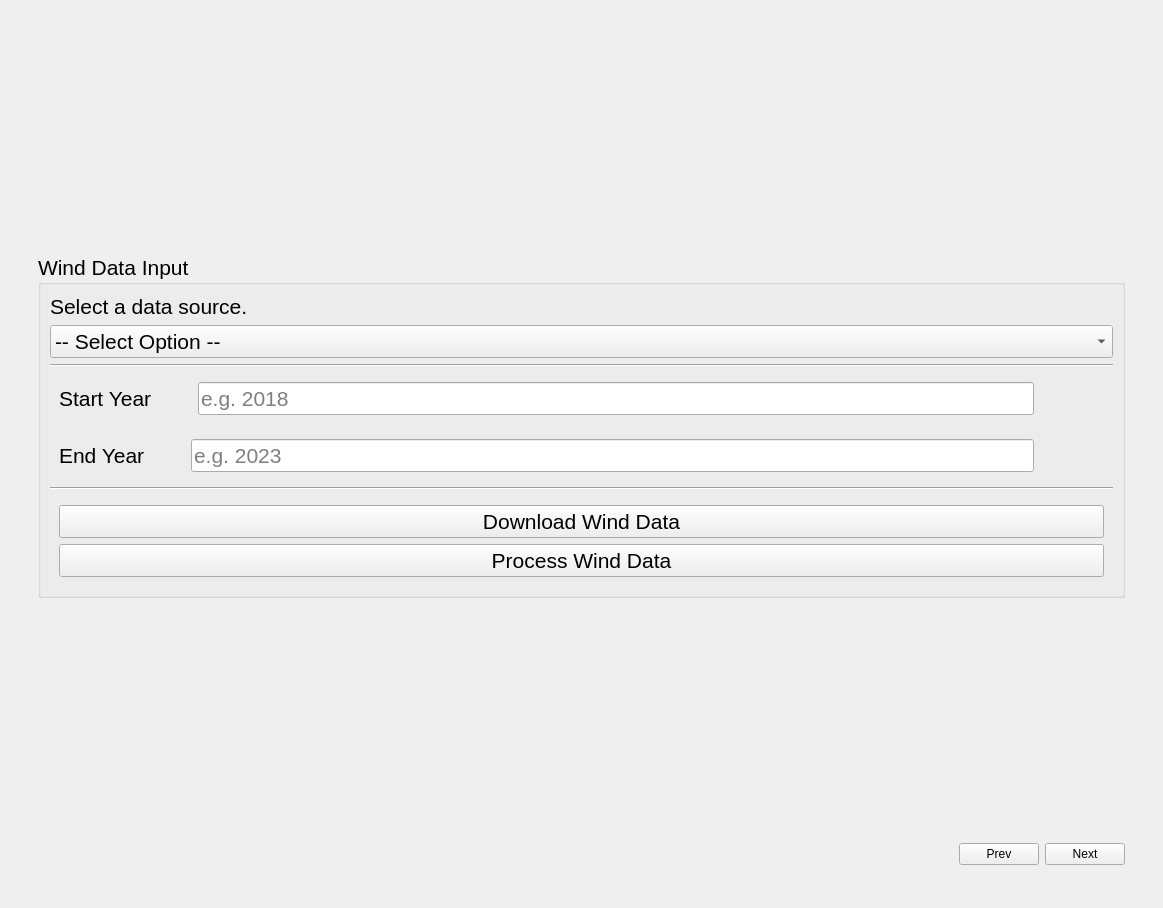
Old version of the form progress/ui/forms/wind/wind.ui in the repository sandialabs/snl-progress.
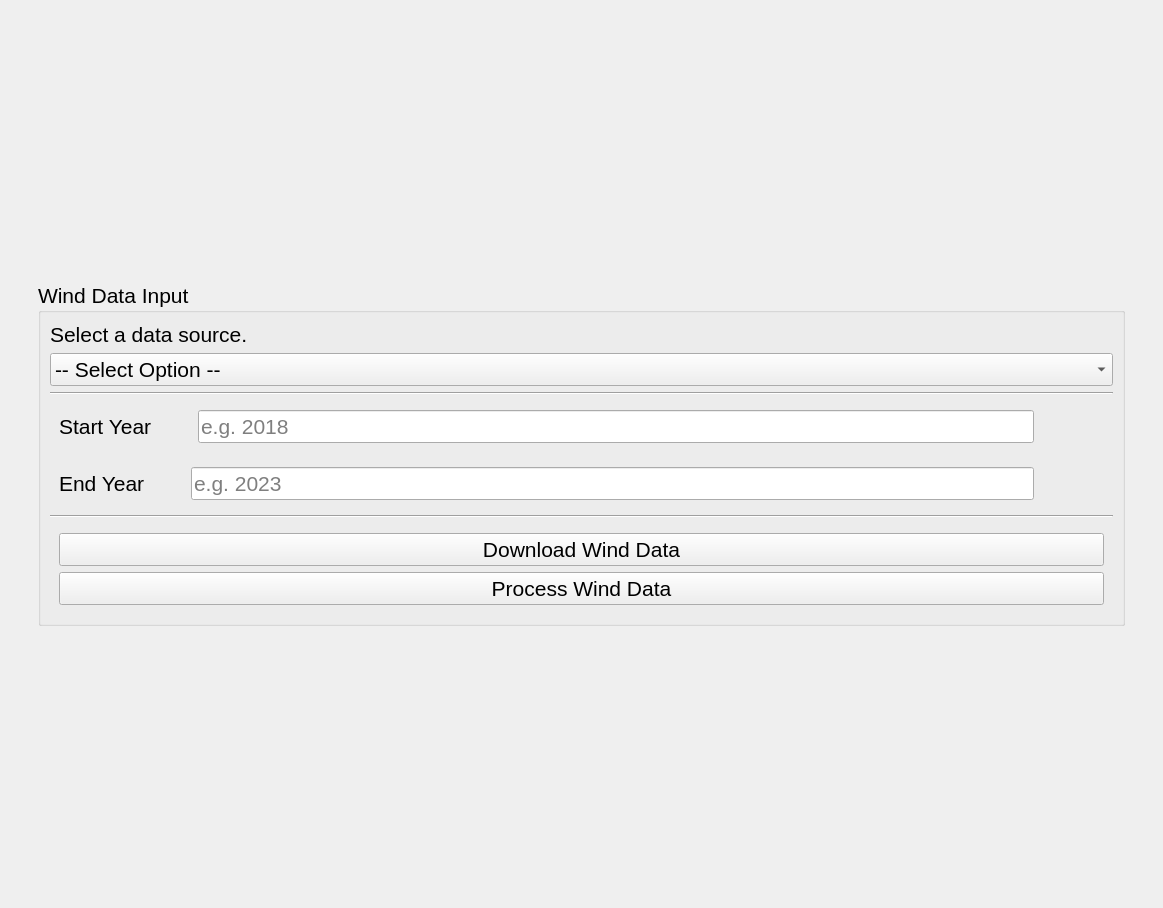
New version of the form. Icons and pictures are not drawn.

Commit message: fix: removed nav buttons made universal

```diff
--- a/progress/ui/forms/wind/wind.ui
+++ b/progress/ui/forms/wind/wind.ui
@@ -316,51 +316,6 @@
             </layout>
            </widget>
           </item>
-          <item>
-           <widget class="QWidget" name="nav_bottom_data" native="true">
-            <property name="sizePolicy">
-             <sizepolicy hsizetype="Preferred" vsizetype="Expanding">
-              <horstretch>0</horstretch>
-              <verstretch>0</verstretch>
-             </sizepolicy>
-            </property>
-            <property name="maximumSize">
-             <size>
-              <width>16777215</width>
-              <height>50</height>
-             </size>
-            </property>
-            <layout class="QHBoxLayout" name="horizontalLayout_nav">
-             <item>
-              <spacer name="bottom_spacer_data">
-               <property name="orientation">
-                <enum>Qt::Horizontal</enum>
-               </property>
-               <property name="sizeHint" stdset="0">
-                <size>
-                 <width>40</width>
-                 <height>20</height>
-                </size>
-               </property>
-              </spacer>
-             </item>
-             <item>
-              <widget class="QPushButton" name="btn_prev_page_data">
-               <property name="text">
-                <string>Prev</string>
-               </property>
-              </widget>
-             </item>
-             <item>
-              <widget class="QPushButton" name="btn_next_page_data">
-               <property name="text">
-                <string>Next</string>
-               </property>
-              </widget>
-             </item>
-            </layout>
-           </widget>
-          </item>
          </layout>
         </widget>
        </item>
```
Left out of the diff: 6 changed lines with no effect on the pictures. The commit also changes 25 other files.
